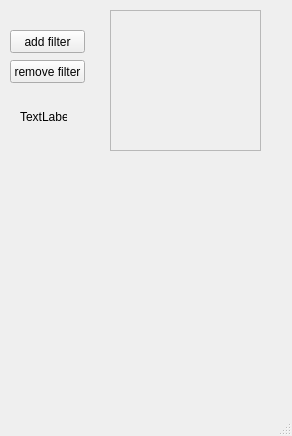
LiorM30/cyber-final, file gui/GUI.ui: the form before one commit.
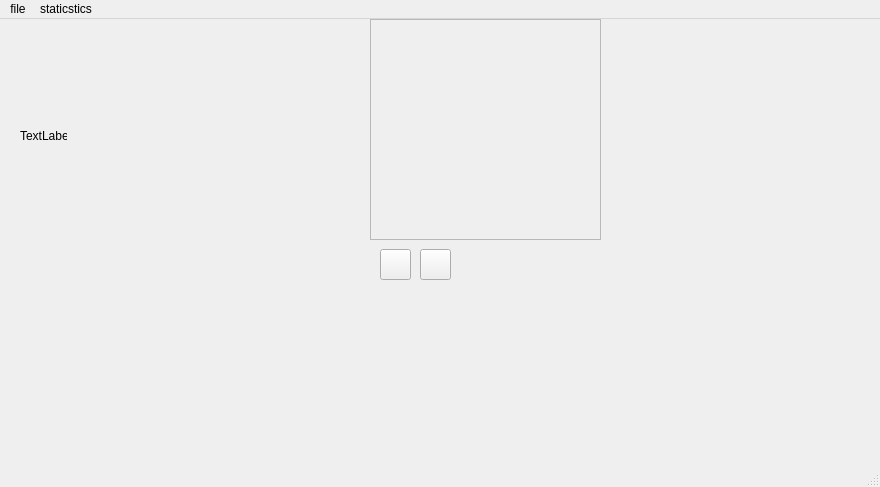
The form after the commit. Icons and pictures are not drawn.

The edit to the form file:
```diff
--- a/gui/GUI.ui
+++ b/gui/GUI.ui
@@ -6,41 +6,38 @@
    <rect>
     <x>0</x>
     <y>0</y>
-    <width>292</width>
-    <height>436</height>
+    <width>880</width>
+    <height>487</height>
    </rect>
   </property>
   <property name="windowTitle">
-   <string>MainWindow</string>
+   <string>WireFart</string>
+  </property>
+  <property name="tabShape">
+   <enum>QTabWidget::Rounded</enum>
   </property>
   <widget class="QWidget" name="centralwidget">
-   <widget class="QPushButton" name="add_filter_button">
-    <property name="geometry">
-     <rect>
-      <x>10</x>
-      <y>30</y>
-      <width>75</width>
-      <height>23</height>
-     </rect>
-    </property>
-    <property name="text">
-     <string>add filter</string>
-    </property>
-    <property name="checkable">
-     <bool>true</bool>
-    </property>
-   </widget>
    <widget class="QPushButton" name="remove_filter_button">
     <property name="geometry">
      <rect>
-      <x>10</x>
-      <y>60</y>
-      <width>75</width>
-      <height>23</height>
+      <x>420</x>
+      <y>230</y>
+      <width>31</width>
+      <height>31</height>
      </rect>
     </property>
     <property name="text">
-     <string>remove filter</string>
+     <string/>
+    </property>
+    <property name="icon">
+     <iconset>
+      <normaloff>icons/remove_filter_minus.png</normaloff>icons/remove_filter_minus.png</iconset>
+    </property>
+    <property name="iconSize">
+     <size>
+      <width>31</width>
+      <height>31</height>
+     </size>
     </property>
    </widget>
    <widget class="QLabel" name="s_status">
@@ -59,10 +56,10 @@
    <widget class="QScrollArea" name="scrollArea">
     <property name="geometry">
      <rect>
-      <x>110</x>
-      <y>10</y>
-      <width>151</width>
-      <height>141</height>
+      <x>370</x>
+      <y>0</y>
+      <width>231</width>
+      <height>221</height>
      </rect>
     </property>
     <property name="widgetResizable">
@@ -73,8 +70,8 @@
       <rect>
        <x>0</x>
        <y>0</y>
-       <width>149</width>
-       <height>139</height>
+       <width>229</width>
+       <height>219</height>
       </rect>
      </property>
      <widget class="QWidget" name="verticalLayoutWidget">
@@ -82,8 +79,8 @@
        <rect>
         <x>0</x>
         <y>0</y>
-        <width>151</width>
-        <height>141</height>
+        <width>231</width>
+        <height>241</height>
        </rect>
       </property>
       <layout class="QVBoxLayout" name="filter_layout" stretch="0">
@@ -100,8 +97,8 @@
          </property>
          <property name="sizeHint" stdset="0">
           <size>
-           <width>20</width>
-           <height>40</height>
+           <width>226</width>
+           <height>218</height>
           </size>
          </property>
         </spacer>
@@ -110,16 +107,54 @@
      </widget>
     </widget>
    </widget>
+   <widget class="QPushButton" name="add_filter_button">
+    <property name="geometry">
+     <rect>
+      <x>380</x>
+      <y>230</y>
+      <width>31</width>
+      <height>31</height>
+     </rect>
+    </property>
+    <property name="text">
+     <string/>
+    </property>
+    <property name="icon">
+     <iconset>
+      <normaloff>icons/add_filter_plus.png</normaloff>icons/add_filter_plus.png</iconset>
+    </property>
+    <property name="iconSize">
+     <size>
+      <width>31</width>
+      <height>31</height>
+     </size>
+    </property>
+   </widget>
   </widget>
   <widget class="QMenuBar" name="menubar">
    <property name="geometry">
     <rect>
      <x>0</x>
      <y>0</y>
-     <width>292</width>
+     <width>880</width>
      <height>21</height>
     </rect>
    </property>
+   <widget class="QMenu" name="menuimport">
+    <property name="title">
+     <string>file</string>
+    </property>
+    <addaction name="actionfile"/>
+    <addaction name="actionimport_file"/>
+   </widget>
+   <widget class="QMenu" name="menustaticstics">
+    <property name="title">
+     <string>staticstics</string>
+    </property>
+    <addaction name="actionview_hierarchy"/>
+   </widget>
+   <addaction name="menuimport"/>
+   <addaction name="menustaticstics"/>
   </widget>
   <widget class="QStatusBar" name="statusbar"/>
  </widget>
```
Left out of the diff: 18 changed lines with no effect on the pictures.
